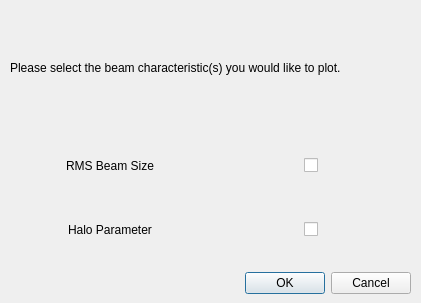
Old version of the form py_particle_processor_qt/tools/BeamChar/beamchargui.ui in the repository DanielWinklehner/py_particle_processor.
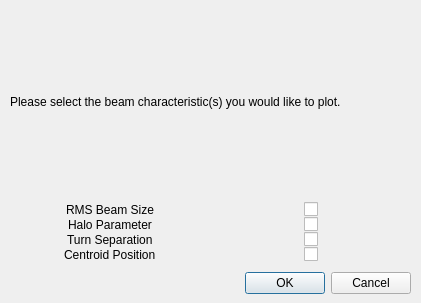
New version of the form.

What changed in the file:
```diff
--- a/py_particle_processor_qt/tools/BeamChar/beamchargui.ui
+++ b/py_particle_processor_qt/tools/BeamChar/beamchargui.ui
@@ -63,24 +63,13 @@
      </item>
      <item>
       <layout class="QGridLayout" name="gridLayout">
-       <item row="2" column="0" alignment="Qt::AlignHCenter">
+       <item row="3" column="0" alignment="Qt::AlignHCenter">
         <widget class="QLabel" name="label_3">
          <property name="text">
           <string>Halo Parameter</string>
          </property>
         </widget>
        </item>
-       <item row="1" column="1">
-        <layout class="QVBoxLayout" name="verticalLayout">
-         <item alignment="Qt::AlignHCenter|Qt::AlignVCenter">
-          <widget class="QCheckBox" name="rms">
-           <property name="text">
-            <string/>
-           </property>
-          </widget>
-         </item>
-        </layout>
-       </item>
        <item row="1" column="0" alignment="Qt::AlignHCenter">
         <widget class="QLabel" name="label_2">
          <property name="maximumSize">
@@ -94,16 +83,47 @@
          </property>
         </widget>
        </item>
-       <item row="2" column="1">
-        <layout class="QVBoxLayout" name="verticalLayout_2">
-         <item alignment="Qt::AlignHCenter|Qt::AlignVCenter">
-          <widget class="QCheckBox" name="halo">
-           <property name="text">
-            <string/>
-           </property>
-          </widget>
-         </item>
-        </layout>
+       <item row="5" column="1" alignment="Qt::AlignHCenter">
+        <widget class="QCheckBox" name="centroid">
+         <property name="text">
+          <string/>
+         </property>
+        </widget>
+       </item>
+       <item row="5" column="0" alignment="Qt::AlignHCenter">
+        <widget class="QLabel" name="label_4">
+         <property name="text">
+          <string>Centroid Position</string>
+         </property>
+        </widget>
+       </item>
+       <item row="1" column="1" alignment="Qt::AlignHCenter">
+        <widget class="QCheckBox" name="rms">
+         <property name="text">
+          <string/>
+         </property>
+        </widget>
+       </item>
+       <item row="3" column="1" alignment="Qt::AlignHCenter">
+        <widget class="QCheckBox" name="halo">
+         <property name="text">
+          <string/>
+         </property>
+        </widget>
+       </item>
+       <item row="4" column="0" alignment="Qt::AlignHCenter">
+        <widget class="QLabel" name="label_5">
+         <property name="text">
+          <string>Turn Separation</string>
+         </property>
+        </widget>
+       </item>
+       <item row="4" column="1" alignment="Qt::AlignHCenter">
+        <widget class="QCheckBox" name="turnsep">
+         <property name="text">
+          <string/>
+         </property>
+        </widget>
        </item>
       </layout>
      </item>
```
